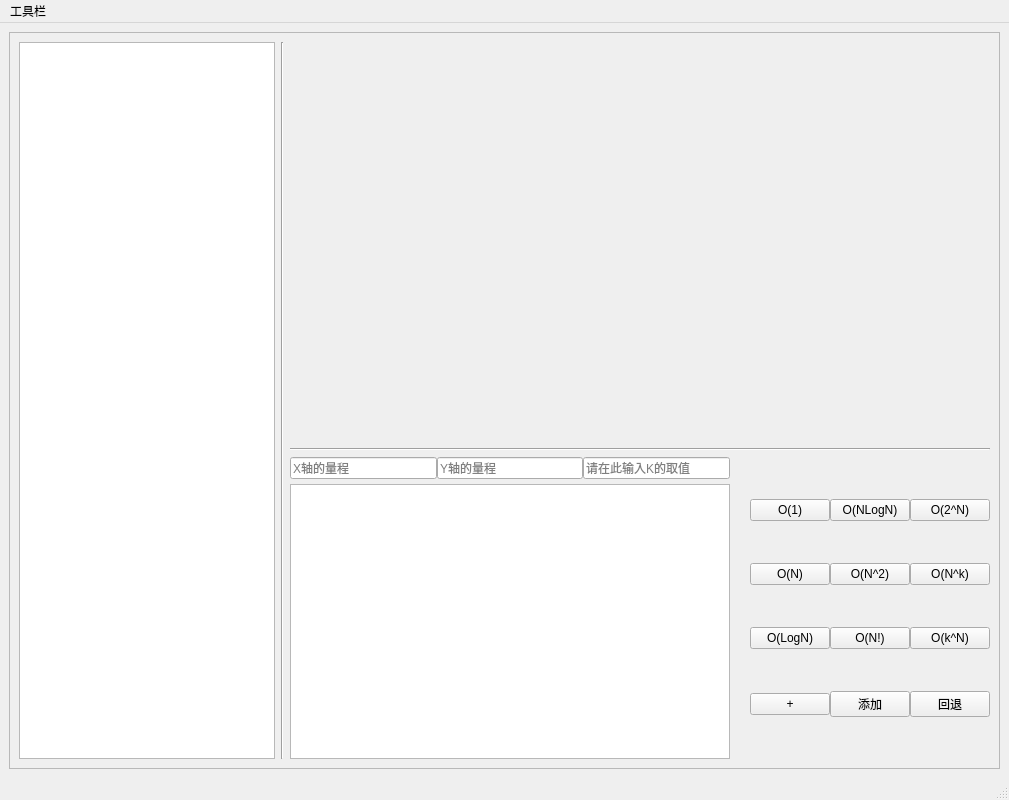
Old version of the form ModuleC/FunctionUI.ui in the repository Hebici1030/AlgorithmVisualization.
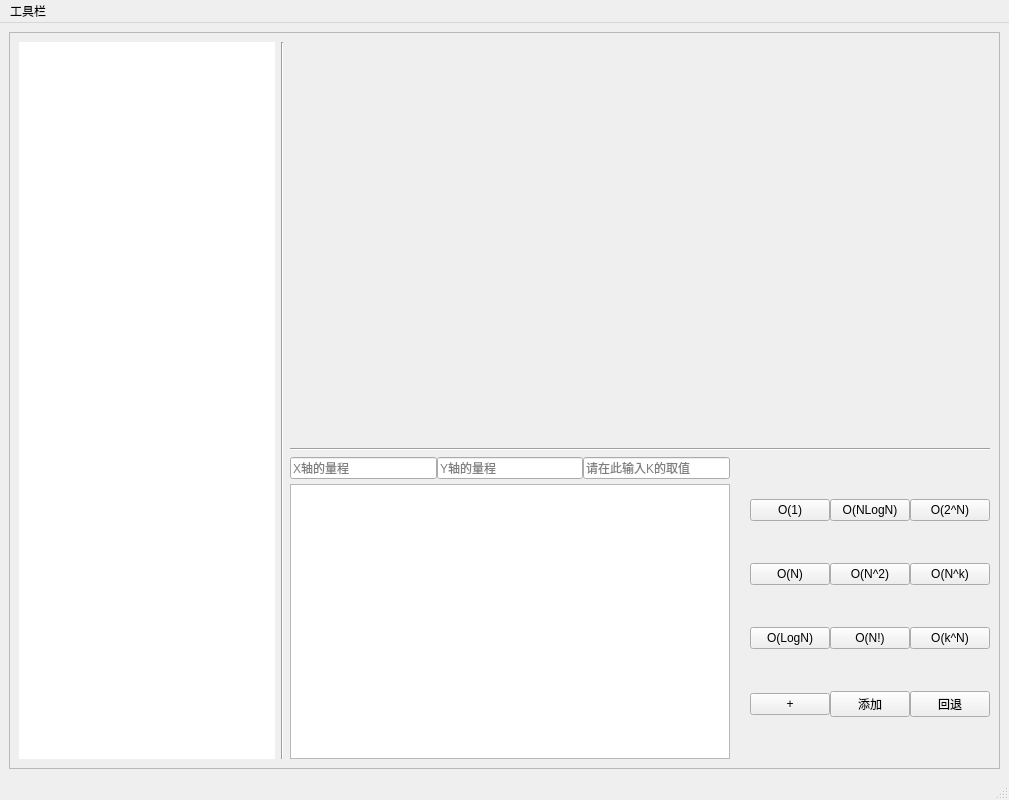
New version of the form.

Patch:
```diff
--- a/ModuleC/FunctionUI.ui
+++ b/ModuleC/FunctionUI.ui
@@ -46,6 +46,21 @@
               <height>0</height>
              </size>
             </property>
+            <property name="frameShape">
+             <enum>QFrame::NoFrame</enum>
+            </property>
+            <property name="layoutMode">
+             <enum>QListView::SinglePass</enum>
+            </property>
+            <property name="gridSize">
+             <size>
+              <width>5</width>
+              <height>5</height>
+             </size>
+            </property>
+            <property name="itemAlignment">
+             <set>Qt::AlignHCenter</set>
+            </property>
            </widget>
           </item>
           <item>
```
